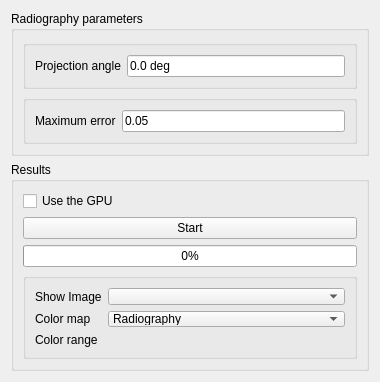
First picture: the form in freecad/xray/resources/ui/TaskPanel_xrayRadiography.ui, repository sanguinariojoe/freecad.xray, before the edit.
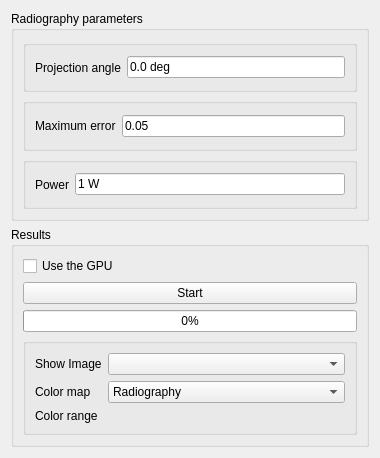
Second picture: the form after the edit. Custom widgets are drawn as their Qt base class.

```diff
--- a/freecad/xray/resources/ui/TaskPanel_xrayRadiography.ui
+++ b/freecad/xray/resources/ui/TaskPanel_xrayRadiography.ui
@@ -7,7 +7,7 @@
     <x>0</x>
     <y>0</y>
     <width>380</width>
-    <height>382</height>
+    <height>458</height>
    </rect>
   </property>
   <property name="sizePolicy">
@@ -19,7 +19,7 @@
   <property name="minimumSize">
    <size>
     <width>250</width>
-    <height>250</height>
+    <height>458</height>
    </size>
   </property>
   <property name="windowTitle">
@@ -102,6 +102,44 @@
         </layout>
        </widget>
       </item>
+      <item row="2" column="0">
+       <widget class="QGroupBox" name="emitter_group">
+        <property name="flat">
+         <bool>true</bool>
+        </property>
+        <layout class="QHBoxLayout" name="emitter_group_layout">
+         <item>
+          <widget class="QLabel" name="power_label">
+           <property name="text">
+            <string>Power</string>
+           </property>
+          </widget>
+         </item>
+         <item>
+          <widget class="Gui::InputField" name="power">
+           <property name="sizePolicy">
+            <sizepolicy hsizetype="Expanding" vsizetype="Fixed">
+             <horstretch>0</horstretch>
+             <verstretch>0</verstretch>
+            </sizepolicy>
+           </property>
+           <property name="toolTip">
+            <string/>
+           </property>
+           <property name="text">
+            <string notr="true">1 W</string>
+           </property>
+           <property name="unit" stdset="0">
+            <string notr="true">W</string>
+           </property>
+           <property name="quantity" stdset="0">
+            <double>1.000000000000000</double>
+           </property>
+          </widget>
+         </item>
+        </layout>
+       </widget>
+      </item>
      </layout>
     </widget>
    </item>
```
